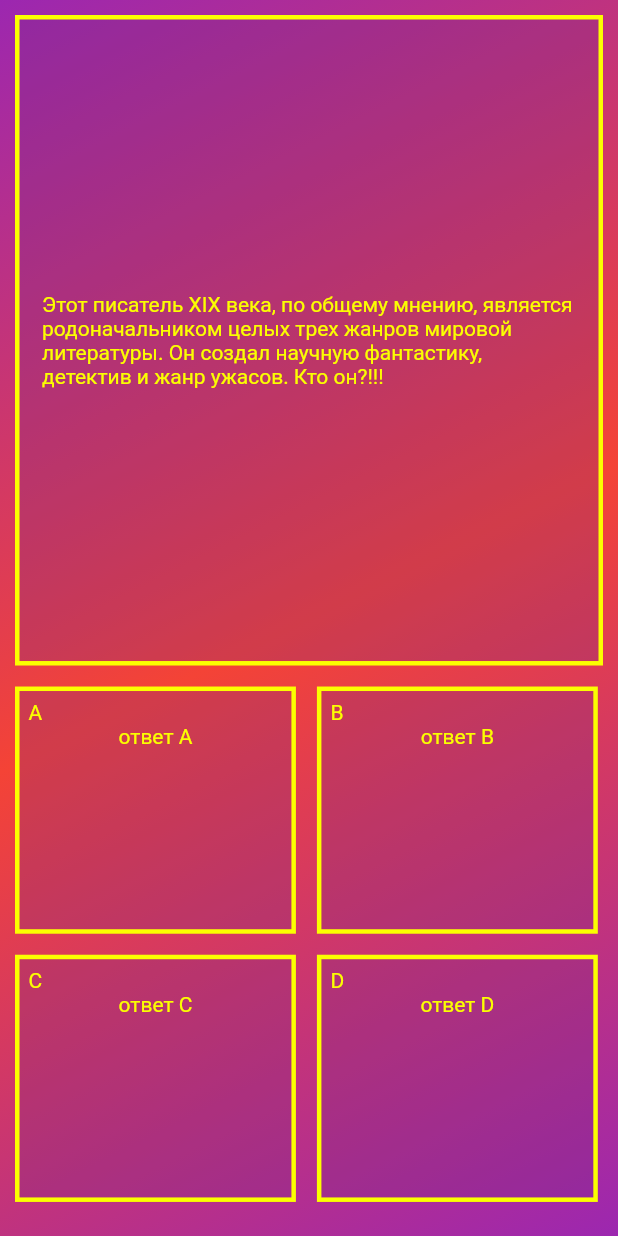
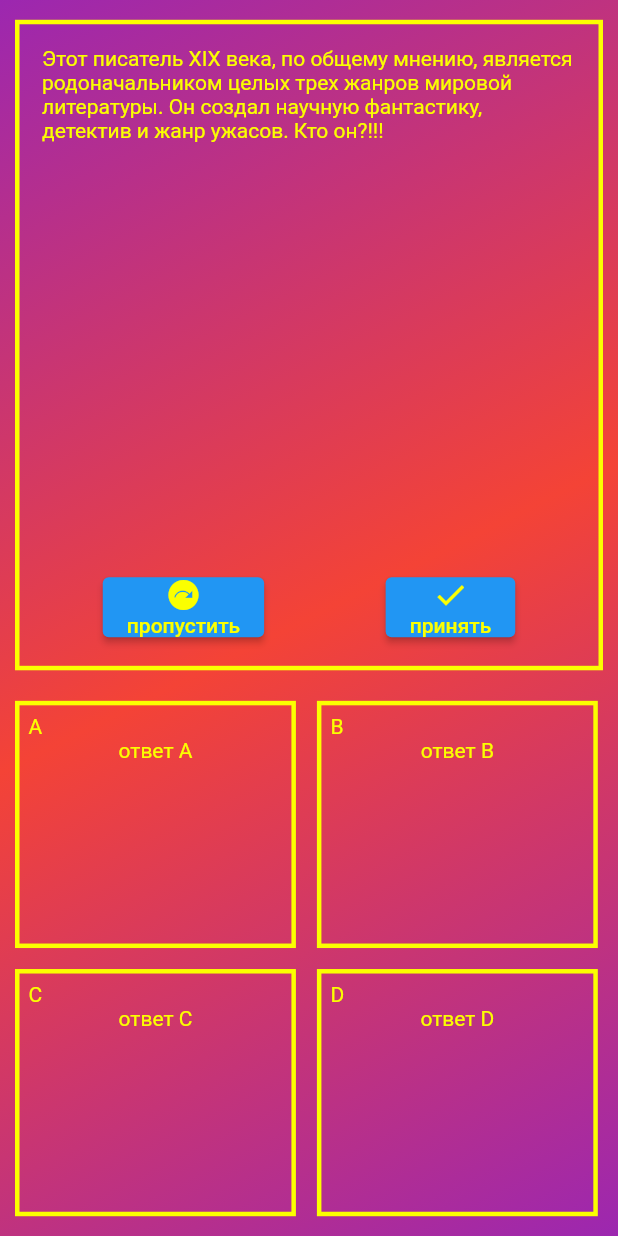
Before and after one commit to ownr34r/quizapp, a Flutter app: the QuestPage screen opened by its route, on a phone screen of 412 x 824 dp. Run offline on Flutter 3.47's test engine with Material 2 defaults, Android fonts, the phone set to English and light mode, and no system bars.

Commit message:
quest page

```diff
--- a/lib/constans/app_color.dart
+++ b/lib/constans/app_color.dart
@@ -1,10 +1,10 @@
 import 'package:flutter/material.dart';
 
-final Color mainColor = Color.fromARGB(255, 64, 41, 130);
-final Color startBtnColor = Color.fromARGB(255, 169, 108, 46);
-final Color questTableColor = Color.fromARGB(67, 112, 41, 130);
-final Color questTextColor = Color.fromARGB(255, 251, 255, 0);
-final mainColor1 = LinearGradient(
+const Color mainColor = Color.fromARGB(255, 64, 41, 130);
+const Color startBtnColor = Color.fromARGB(255, 169, 108, 46);
+const Color questTableColor = Color.fromARGB(0, 0, 0, 0);
+const Color questTextColor = Color.fromARGB(255, 251, 255, 0);
+const mainColor1 = LinearGradient(
   begin: Alignment.topLeft,
   end: Alignment.bottomRight,
   colors: <Color>[
--- a/lib/pages/quest_page.dart
+++ b/lib/pages/quest_page.dart
@@ -19,6 +19,7 @@ class QuestPage extends StatelessWidget {
       body: Container(
         decoration: BoxDecoration(gradient: mainColor1),
         child: Column(
+          mainAxisAlignment: MainAxisAlignment.spaceAround,
           children: <Widget>[
             Container(
               padding: EdgeInsets.all(15),
@@ -26,11 +27,54 @@ class QuestPage extends StatelessWidget {
               height: sizeHeight,
               width: sizeWitdh,
               decoration: questAndAnswerStyle,
-              child: Center(
-                child: Text(
-                  'Этот писатель XIX века, по общему мнению, является родоначальником целых трех жанров мировой литературы. Он создал научную фантастику, детектив и жанр ужасов. Кто он?!!!',
-                  style: TextStyle(color: questTextColor),
-                ),
+              child: Column(
+                mainAxisAlignment: MainAxisAlignment.spaceBetween,
+                children: [
+                  Center(
+                    child: Text(
+                      'Этот писатель XIX века, по общему мнению, является родоначальником целых трех жанров мировой литературы. Он создал научную фантастику, детектив и жанр ужасов. Кто он?!!!',
+                      style: TextStyle(color: questTextColor),
+                    ),
+                  ),
+                  Row(
+                    mainAxisAlignment: MainAxisAlignment.spaceAround,
+                    children: [
+                      ElevatedButton(
+                        style: ButtonStyle(
+                          overlayColor: MaterialStateProperty.all(Colors.red),
+                        ),
+                        onPressed: () {},
+                        child: Column(
+                          children: [
+                            Icon(Icons.next_plan, color: questTextColor),
+                            Text(
+                              'пропустить',
+                              style: TextStyle(color: questTextColor),
+                            ),
+                          ],
+                        ),
+                      ),
+                      ElevatedButton(
+                        style: ButtonStyle(
+                          overlayColor: MaterialStateProperty.all(Colors.green),
+                        ),
+                        onPressed: () {},
+                        child: Column(
+                          children: [
+                            Icon(
+                              Icons.done,
+                              color: questTextColor,
+                            ),
+                            Text(
+                              'принять',
+                              style: TextStyle(color: questTextColor),
+                            )
+                          ],
+                        ),
+                      )
+                    ],
+                  ),
+                ],
               ),
             ),
             Column(
--- a/lib/widgets/answerBox.dart
+++ b/lib/widgets/answerBox.dart
@@ -12,7 +12,11 @@ class AnswerBox extends StatelessWidget {
     final sizeWitdh = MediaQuery.of(context).size.width;
     final sizeHeight = MediaQuery.of(context).size.height;
 
-    return Container(
+    return GestureDetector(
+      onTap: () {
+        print('object');
+      },
+      child: Container(
         padding: EdgeInsets.all(6),
         margin: EdgeInsets.only(left: 10, right: 4, bottom: 10, top: 4),
         height: sizeHeight / 5,
@@ -33,8 +37,9 @@ class AnswerBox extends StatelessWidget {
             Text(
               answerText,
               style: TextStyle(color: questTextColor),
-          )
+            ),
           ],
+        ),
       ),
     );
   }
```
Lines whose indentation alone changed are shown as unchanged.
